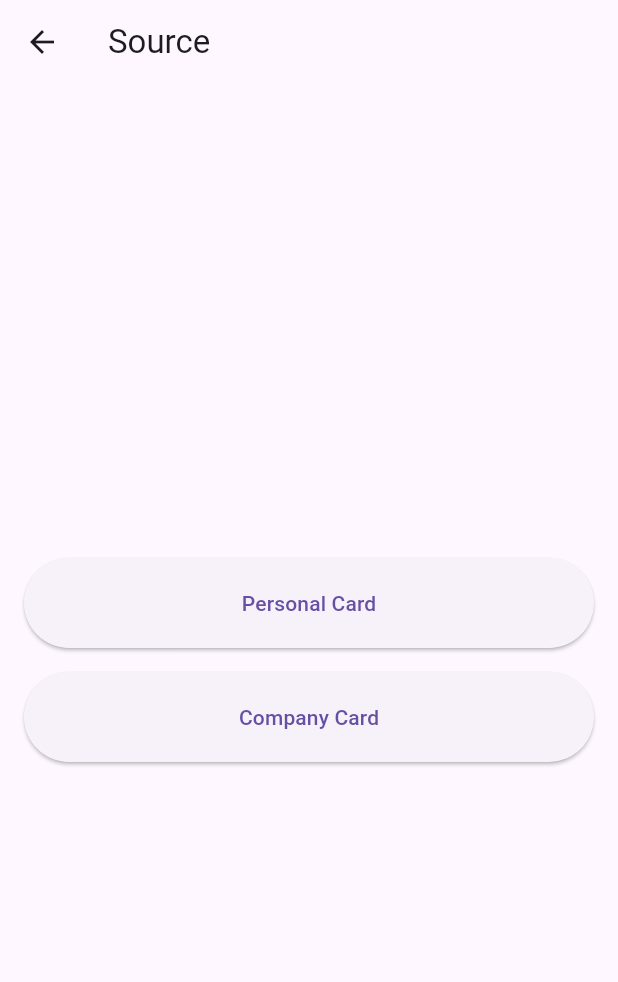
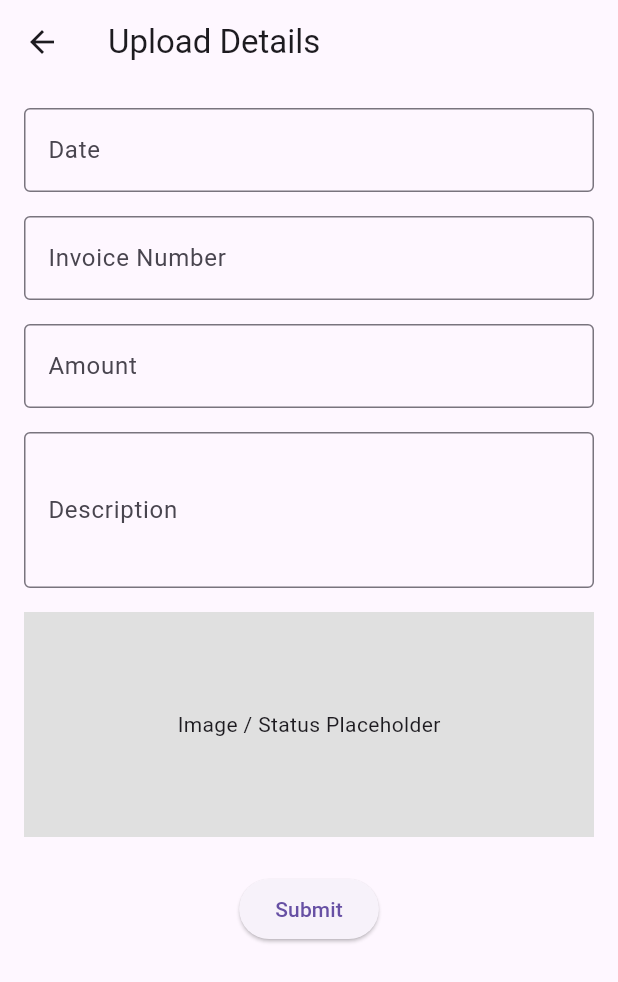
Before and after one commit to vrishanknehru/reimbursement-app, a Flutter app: the SourcePage screen opened directly, after a tap on "Personal Card", on a phone screen of 412 x 824 dp. Shown: the top 982 px of the screen. Run offline on Flutter 3.47's test engine with Material 3 defaults, Android fonts, the phone set to English and light mode, and no system bars.

Commit message:
frontend 1.3

```diff
--- a/lib/screens/employee/history_page.dart
+++ b/lib/screens/employee/history_page.dart
@@ -5,7 +5,3 @@ class HistoryPage extends StatelessWidget {
   const HistoryPage({super.key});
 
   @override
-  Widget build(BuildContext context) {
-    return Container();
-  }
-}
--- a/lib/screens/employee/source_of_payment.dart
+++ b/lib/screens/employee/source_of_payment.dart
@@ -1,4 +1,5 @@
 import 'package:flutter/material.dart';
+import 'package:flutter_application_1/screens/employee/upload_details.dart';
 
 class SourcePage extends StatelessWidget {
   const SourcePage({super.key});
@@ -18,7 +19,10 @@ class SourcePage extends StatelessWidget {
                   minimumSize: const Size.fromHeight(60),
                 ),
                 onPressed: () {
-                  // handle personal card
+                   Navigator.push(
+                    context,
+                    MaterialPageRoute(builder: (context) => UploadDetails()),
+                  );
                 },
                 child: const Text("Personal Card"),
               ),
@@ -28,7 +32,10 @@ class SourcePage extends StatelessWidget {
                   minimumSize: const Size.fromHeight(60),
                 ),
                 onPressed: () {
-                  // handle company card
+                  Navigator.push(
+                    context,
+                    MaterialPageRoute(builder: (context) => UploadDetails()),
+                  );
                 },
                 child: const Text("Company Card"),
               ),
--- a/lib/screens/employee/upload_details.dart
+++ b/lib/screens/employee/upload_details.dart
@@ -1 +1,85 @@
 import 'package:flutter/material.dart';
+import 'package:flutter_application_1/screens/employee/employee_home.dart';
+// import 'employee/employee_home.dart';
+
+class UploadDetails extends StatelessWidget {
+  const UploadDetails({super.key});
+
+  @override
+  Widget build(BuildContext context) {
+    return Scaffold(
+      appBar: AppBar(title: const Text("Upload Details")),
+      body: Padding(
+        padding: const EdgeInsets.all(16.0),
+        child: SingleChildScrollView(
+          child: Column(
+            children: [
+              // Date input
+              TextFormField(
+                decoration: const InputDecoration(
+                  labelText: "Date",
+                  hintText: "Enter date (e.g., 2023-07-01)",
+                  border: OutlineInputBorder(),
+                ),
+              ),
+              const SizedBox(height: 16),
+
+              // Invoice number input
+              TextFormField(
+                decoration: const InputDecoration(
+                  labelText: "Invoice Number",
+                  hintText: "Enter invoice number",
+                  border: OutlineInputBorder(),
+                ),
+              ),
+              const SizedBox(height: 16),
+
+              // Amount input
+              TextFormField(
+                keyboardType: TextInputType.number,
+                decoration: const InputDecoration(
+                  labelText: "Amount",
+                  hintText: "Enter amount",
+                  border: OutlineInputBorder(),
+                ),
+              ),
+              const SizedBox(height: 16),
+
+              // Description input
+              TextFormField(
+                maxLines: 3,
+                decoration: const InputDecoration(
+                  labelText: "Description",
+                  hintText: "Enter description",
+                  border: OutlineInputBorder(),
+                ),
+              ),
+              const SizedBox(height: 16),
+
+              // Image/status placeholder
+              Container(
+                height: 150,
+                width: double.infinity,
+                color: Colors.grey[300],
+                child: const Center(child: Text("Image / Status Placeholder")),
+              ),
+
+              const SizedBox(height: 24),
+
+              // Submit button
+              ElevatedButton(
+                onPressed: () {
+                  Navigator.push(
+                    context,
+                    MaterialPageRoute(builder: (context) => EmployeeHome()),
+                  );
+                },
+                child: const Text("Submit"),
+              ),
+            ],
+          ),
+        ),
+      ),
+    );
+  }
+}
```
